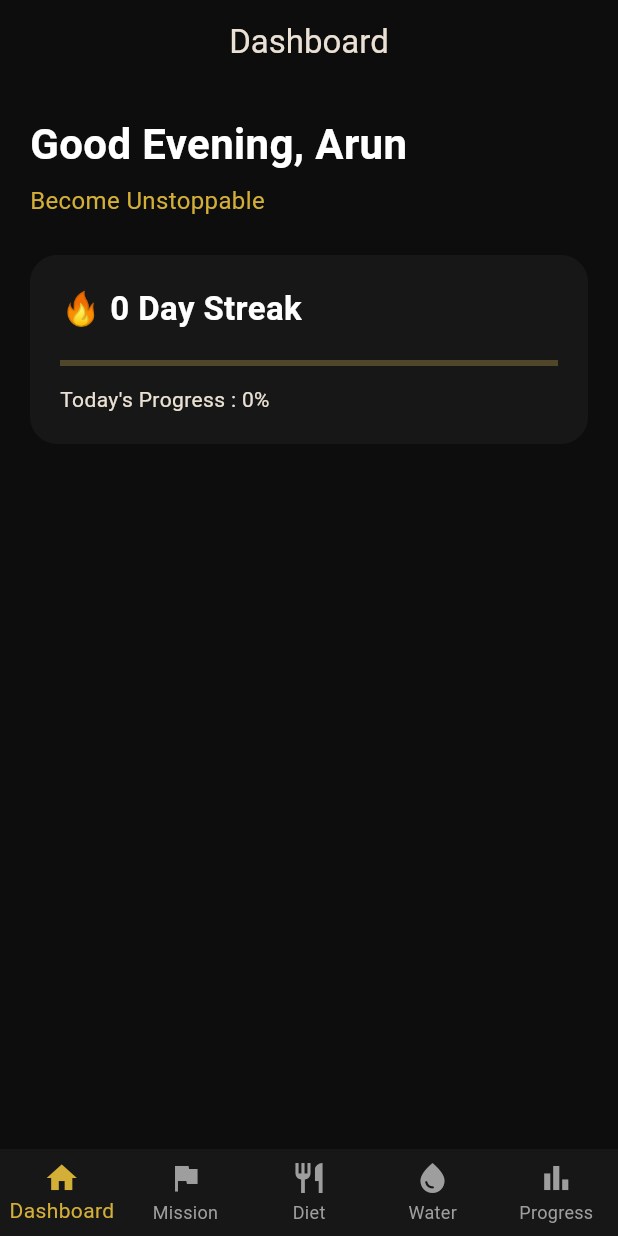
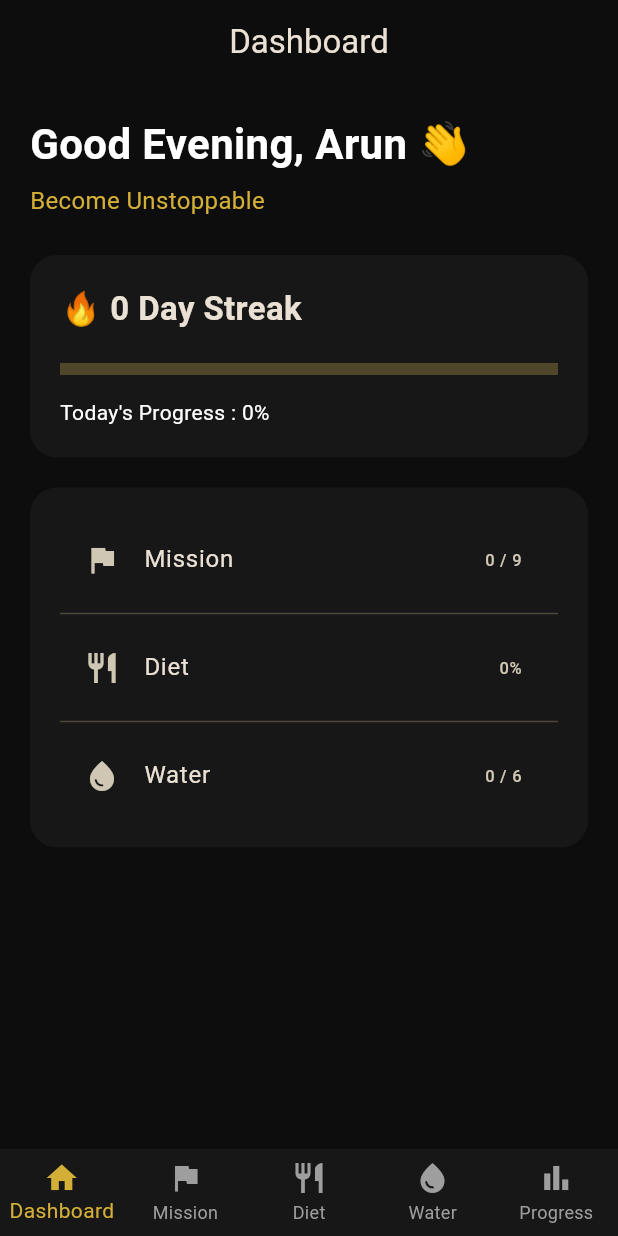
Before and after one commit to Arunnithis/shadyos, a Flutter app: the screen it shows after launch, on a phone screen of 412 x 824 dp. Run offline on Flutter 3.47's test engine with Material 3 defaults, Android fonts, the phone set to English and light mode, and no system bars.

Commit message:
Refactor dashboard into reusable widgets

```diff
--- a/lib/features/dashboard/screens/dashboard_screen.dart
+++ b/lib/features/dashboard/screens/dashboard_screen.dart
@@ -1,66 +1,34 @@
 import 'package:flutter/material.dart';
 import 'package:shady_os/core/theme/app_colors.dart';
-import 'package:shady_os/core/widgets/dashboard_card.dart';
+import 'package:shady_os/features/dashboard/widgets/greeting_section.dart';
+import 'package:shady_os/features/dashboard/widgets/progress_card.dart';
+import 'package:shady_os/features/dashboard/widgets/summary_card.dart';
 
 class DashboardScreen extends StatelessWidget {
   const DashboardScreen({super.key});
 
   @override
   Widget build(BuildContext context) {
-    return SafeArea(
-      child: Scaffold(
+    return Scaffold(
       backgroundColor: AppColors.background,
 
       appBar: AppBar(title: const Text("Dashboard")),
 
-        body: Padding(
-          padding: const EdgeInsets.all(20),
+      body: const SingleChildScrollView(
+        padding: EdgeInsets.all(20),
         child: Column(
           crossAxisAlignment: CrossAxisAlignment.start,
           children: [
-              const Text(
-                "Good Evening, Arun",
-                style: TextStyle(
-                  color: AppColors.white,
-                  fontSize: 28,
-                  fontWeight: FontWeight.bold,
-                ),
-              ),
+            GreetingSection(),
 
-              const SizedBox(height: 6),
+            SizedBox(height: 25),
 
-              const Text(
-                "Become Unstoppable",
-                style: TextStyle(color: AppColors.gold, fontSize: 16),
-              ),
+            ProgressCard(),
 
-              const SizedBox(height: 25),
+            SizedBox(height: 20),
 
-              DashboardCard(
-                child: Column(
-                  crossAxisAlignment: CrossAxisAlignment.start,
-                  children: const [
-                    Text(
-                      "🔥 0 Day Streak",
-                      style: TextStyle(
-                        color: AppColors.white,
-                        fontSize: 22,
-                        fontWeight: FontWeight.bold,
-                      ),
-                    ),
-
-                    SizedBox(height: 18),
-
-                    LinearProgressIndicator(value: 0),
-
-                    SizedBox(height: 12),
-
-                    Text("Today's Progress : 0%"),
+            SummaryCard(),
           ],
-                ),
-              ),
-            ],
-          ),
         ),
       ),
     );
--- /dev/null
+++ b/lib/features/dashboard/widgets/greeting_section.dart
@@ -0,0 +1,30 @@
+import 'package:flutter/material.dart';
+import 'package:shady_os/core/theme/app_colors.dart';
+
+class GreetingSection extends StatelessWidget {
+  const GreetingSection({super.key});
+
+  @override
+  Widget build(BuildContext context) {
+    return const Column(
+      crossAxisAlignment: CrossAxisAlignment.start,
+      children: [
+        Text(
+          "Good Evening, Arun 👋",
+          style: TextStyle(
+            fontSize: 28,
+            fontWeight: FontWeight.bold,
+            color: AppColors.white,
+          ),
+        ),
+
+        SizedBox(height: 6),
+
+        Text(
+          "Become Unstoppable",
+          style: TextStyle(color: AppColors.gold, fontSize: 16),
+        ),
+      ],
+    );
+  }
+}
--- /dev/null
+++ b/lib/features/dashboard/widgets/progress_card.dart
@@ -0,0 +1,33 @@
+import 'package:flutter/material.dart';
+import 'package:shady_os/core/theme/app_colors.dart';
+import 'package:shady_os/core/widgets/dashboard_card.dart';
+
+class ProgressCard extends StatelessWidget {
+  const ProgressCard({super.key});
+
+  @override
+  Widget build(BuildContext context) {
+    return DashboardCard(
+      child: Column(
+        crossAxisAlignment: CrossAxisAlignment.start,
+        children: const [
+          Text(
+            "🔥 0 Day Streak",
+            style: TextStyle(fontSize: 22, fontWeight: FontWeight.bold),
+          ),
+
+          SizedBox(height: 20),
+
+          LinearProgressIndicator(value: 0, minHeight: 8),
+
+          SizedBox(height: 15),
+
+          Text(
+            "Today's Progress : 0%",
+            style: TextStyle(color: AppColors.white),
+          ),
+        ],
+      ),
+    );
+  }
+}
--- /dev/null
+++ b/lib/features/dashboard/widgets/summary_card.dart
@@ -0,0 +1,37 @@
+import 'package:flutter/material.dart';
+import 'package:shady_os/core/widgets/dashboard_card.dart';
+
+class SummaryCard extends StatelessWidget {
+  const SummaryCard({super.key});
+
+  @override
+  Widget build(BuildContext context) {
+    return DashboardCard(
+      child: const Column(
+        children: [
+          ListTile(
+            leading: Icon(Icons.flag),
+            title: Text("Mission"),
+            trailing: Text("0 / 9"),
+          ),
+
+          Divider(),
+
+          ListTile(
+            leading: Icon(Icons.restaurant),
+            title: Text("Diet"),
+            trailing: Text("0%"),
+          ),
+
+          Divider(),
+
+          ListTile(
+            leading: Icon(Icons.water_drop),
+            title: Text("Water"),
+            trailing: Text("0 / 6"),
+          ),
+        ],
+      ),
+    );
+  }
+}
```
Lines whose indentation alone changed are shown as unchanged.
